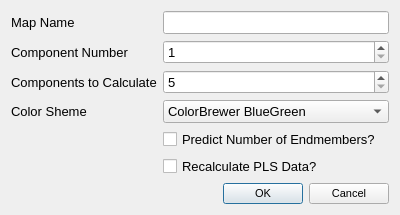
Qt form GUI/Analysis/plsdialog.ui (VespucciProject/Vespucci) before a commit.
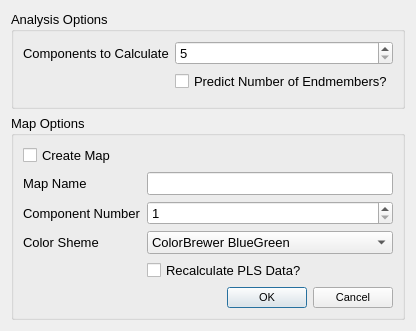
The same form after that commit.

Commit message: Finished interface to classical least squares. Removed "this->" (new style is to only use "this" when passing as pointer). Moved analysis from separate dialog into the same dialogs as imaging. Removed actions associated with the old UnivariateAnalysisDialog and MultiVariateAnalysisDialog. Re-arranged menu in MainWindow to be more logical in layout.

The edit to the form file:
```diff
--- a/GUI/Analysis/plsdialog.ui
+++ b/GUI/Analysis/plsdialog.ui
@@ -6,8 +6,8 @@
    <rect>
     <x>0</x>
     <y>0</y>
-    <width>400</width>
-    <height>205</height>
+    <width>403</width>
+    <height>331</height>
    </rect>
   </property>
   <property name="font">
@@ -18,25 +18,75 @@
   <property name="windowTitle">
    <string>Partial Least Squares Image</string>
   </property>
+  <layout class="QVBoxLayout" name="verticalLayout">
+   <item>
+    <widget class="QGroupBox" name="groupBox_2">
+     <property name="title">
+      <string>Analysis Options</string>
+     </property>
   <layout class="QFormLayout" name="formLayout">
    <item row="0" column="0">
-    <widget class="QLabel" name="label">
+       <widget class="QLabel" name="label_4">
      <property name="text">
-      <string>Map Name</string>
+         <string>Components to Calculate</string>
      </property>
     </widget>
    </item>
    <item row="0" column="1">
-    <widget class="QLineEdit" name="nameLineEdit"/>
+       <widget class="QSpinBox" name="componentsToCalculatespinBox">
+        <property name="minimum">
+         <number>5</number>
+        </property>
+       </widget>
+      </item>
+      <item row="1" column="1">
+       <widget class="QCheckBox" name="predictionCheckBox">
+        <property name="text">
+         <string>Predict Number of Endmembers?</string>
+        </property>
+       </widget>
+      </item>
+     </layout>
+    </widget>
+   </item>
+   <item>
+    <widget class="QGroupBox" name="groupBox">
+     <property name="title">
+      <string>Map Options</string>
+     </property>
+     <layout class="QFormLayout" name="formLayout_2">
+      <item row="0" column="0">
+       <widget class="QCheckBox" name="mapCheckBox">
+        <property name="text">
+         <string>Create Map</string>
+        </property>
+       </widget>
    </item>
    <item row="1" column="0">
+       <widget class="QLabel" name="label">
+        <property name="text">
+         <string>Map Name</string>
+        </property>
+       </widget>
+      </item>
+      <item row="2" column="0">
     <widget class="QLabel" name="label_2">
      <property name="text">
       <string>Component Number</string>
      </property>
     </widget>
    </item>
+      <item row="3" column="0">
+       <widget class="QLabel" name="label_3">
+        <property name="text">
+         <string>Color Sheme</string>
+        </property>
+       </widget>
+      </item>
    <item row="1" column="1">
+       <widget class="QLineEdit" name="nameLineEdit"/>
+      </item>
+      <item row="2" column="1">
     <widget class="QSpinBox" name="componentSpinBox">
      <property name="minimum">
       <number>1</number>
@@ -46,27 +96,6 @@
      </property>
     </widget>
    </item>
-   <item row="2" column="0">
-    <widget class="QLabel" name="label_4">
-     <property name="text">
-      <string>Components to Calculate</string>
-     </property>
-    </widget>
-   </item>
-   <item row="2" column="1">
-    <widget class="QSpinBox" name="componentsToCalculatespinBox">
-     <property name="minimum">
-      <number>5</number>
-     </property>
-    </widget>
-   </item>
-   <item row="3" column="0">
-    <widget class="QLabel" name="label_3">
-     <property name="text">
-      <string>Color Sheme</string>
-     </property>
-    </widget>
-   </item>
    <item row="3" column="1">
     <widget class="QComboBox" name="gradientComboBox">
      <property name="toolTip">
@@ -272,21 +301,7 @@
      </item>
     </widget>
    </item>
-   <item row="4" column="1">
-    <widget class="QCheckBox" name="predictionCheckBox">
-     <property name="text">
-      <string>Predict Number of Endmembers?</string>
-     </property>
-    </widget>
-   </item>
    <item row="5" column="1">
-    <widget class="QCheckBox" name="recalculateCheckBox">
-     <property name="text">
-      <string>Recalculate PLS Data?</string>
-     </property>
-    </widget>
-   </item>
-   <item row="6" column="1">
     <widget class="QDialogButtonBox" name="buttonBox">
      <property name="font">
       <font>
@@ -299,6 +314,16 @@
      <property name="standardButtons">
       <set>QDialogButtonBox::Cancel|QDialogButtonBox::Ok</set>
      </property>
+       </widget>
+      </item>
+      <item row="4" column="1">
+       <widget class="QCheckBox" name="recalculateCheckBox">
+        <property name="text">
+         <string>Recalculate PLS Data?</string>
+        </property>
+       </widget>
+      </item>
+     </layout>
     </widget>
    </item>
   </layout>
```
Lines whose indentation alone changed are shown as unchanged. The commit also changes 49 other files.
